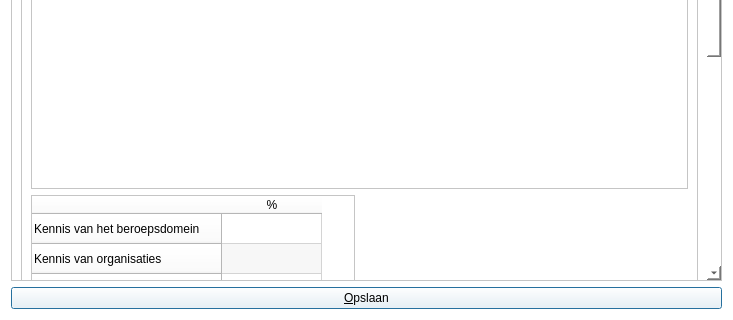
richelbilderbeek/BrainWeaver, file qtbrainweaverprintratingdialog.ui: the form before one commit; both pictures show x 0 to 733 and y 298 to 618 of the 733 by 618 pixel window.
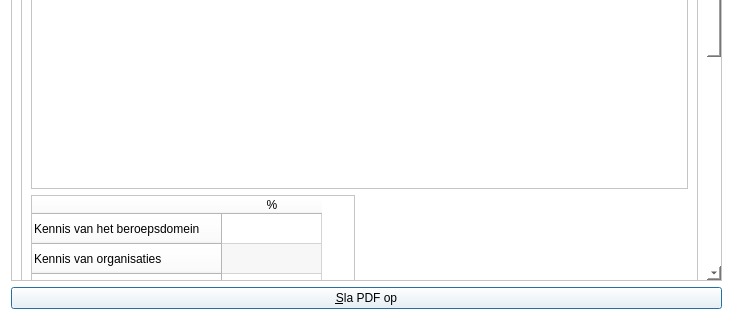
The form after the commit. Icons and pictures are not drawn.

Patch:
```diff
--- a/qtbrainweaverprintratingdialog.ui
+++ b/qtbrainweaverprintratingdialog.ui
@@ -498,7 +498,7 @@
    <item>
     <widget class="QPushButton" name="button_print">
      <property name="text">
-      <string>&amp;Opslaan</string>
+      <string>&amp;Sla PDF op</string>
      </property>
     </widget>
    </item>
```
Left out of the diff: 4 changed lines with no effect on the pictures.
